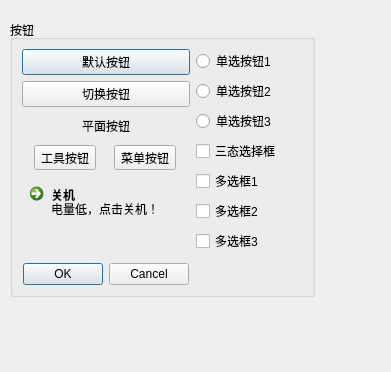
Before: the Qt Designer form resources/forms/widget_gallery.ui in daxmate/learning-pyside6, drawn with Qt 5.
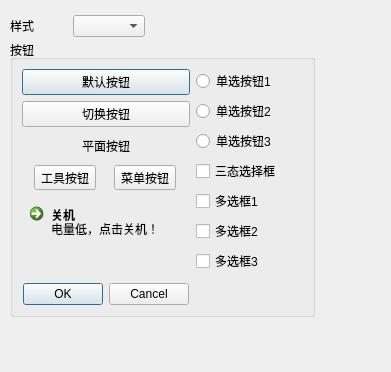
After: the same form once the commit is applied. Icons and pictures are not drawn.

```diff
--- a/resources/forms/widget_gallery.ui
+++ b/resources/forms/widget_gallery.ui
@@ -17,7 +17,7 @@
    <property name="geometry">
     <rect>
      <x>10</x>
-     <y>20</y>
+     <y>40</y>
      <width>305</width>
      <height>277</height>
     </rect>
@@ -219,6 +219,28 @@
     </item>
    </layout>
   </widget>
+  <widget class="QWidget" name="">
+   <property name="geometry">
+    <rect>
+     <x>10</x>
+     <y>10</y>
+     <width>135</width>
+     <height>32</height>
+    </rect>
+   </property>
+   <layout class="QHBoxLayout" name="horizontalLayout_3">
+    <item>
+     <widget class="QLabel" name="style_label">
+      <property name="text">
+       <string>样式</string>
+      </property>
+     </widget>
+    </item>
+    <item>
+     <widget class="QComboBox" name="style_comb"/>
+    </item>
+   </layout>
+  </widget>
  </widget>
  <resources>
   <include location="../icons/qlementine_icons_16_navigation.qrc"/>
```
Left out of the diff: 2 changed lines with no effect on the pictures.
